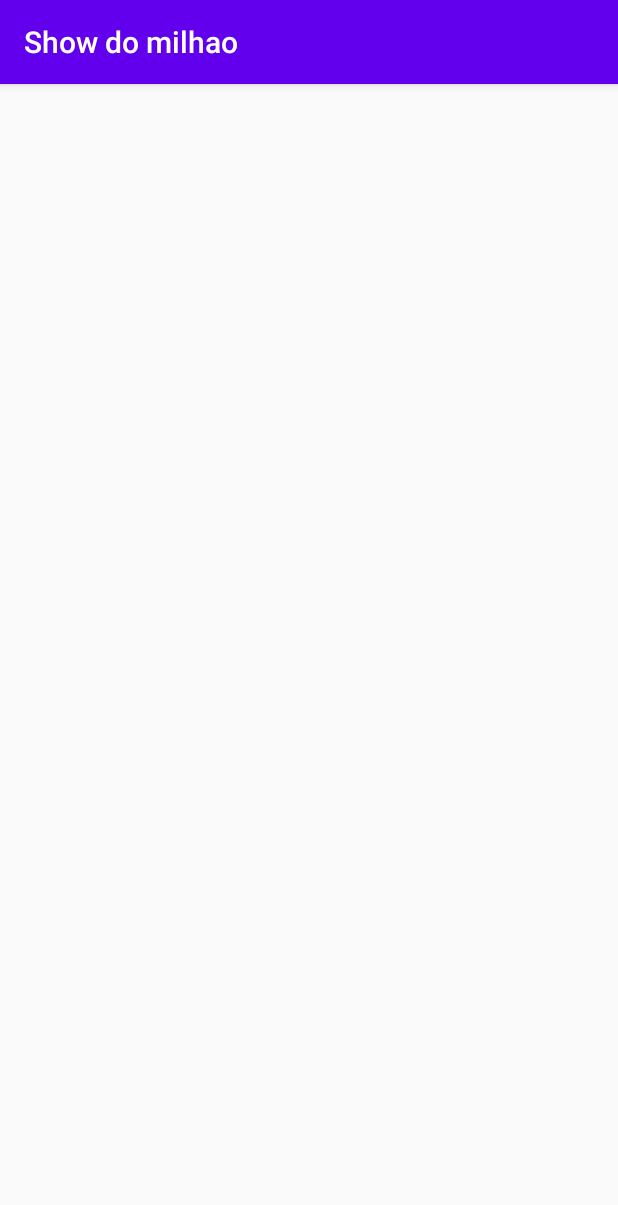
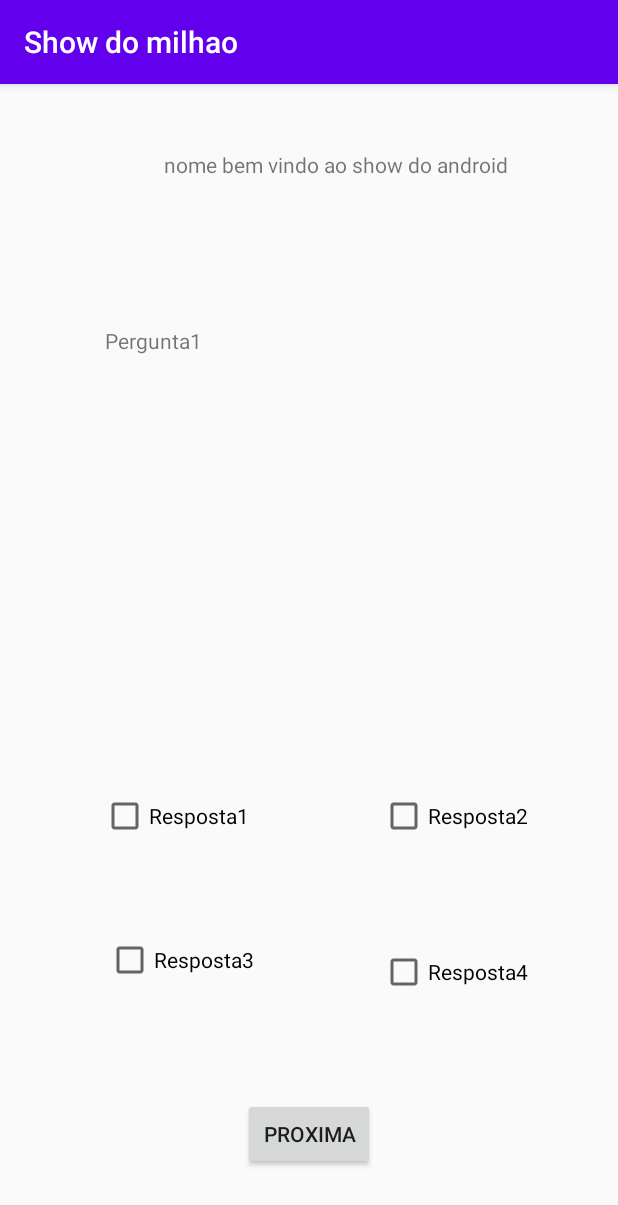
Before and after one commit to SauloOliveira358/Show-do-Android, an Android app: the Quiz screen opened directly, with no data from a screen before it, on a phone screen of 412 x 824 dp. Shown: the top 1205 px of the screen. Run offline under Robolectric (Android 15) with nearby library versions, the phone set to English and light mode, and no system bars.

Commit message:
Comecei a mecher nas perguntas apenas backend , tem uns negocio em teste que deixei tipo em cima do nome bem vindo se acertar fica aparecendo numero.

```diff
--- a/app/src/main/java/com/example/showdomilhao/Quiz.java
+++ b/app/src/main/java/com/example/showdomilhao/Quiz.java
@@ -2,12 +2,110 @@ package com.example.showdomilhao;
 
 import android.support.v7.app.AppCompatActivity;
 import android.os.Bundle;
+import android.view.View;
+import android.widget.Button;
+import android.widget.CheckBox;
+import android.widget.TextView;
 
 public class Quiz extends AppCompatActivity {
+private TextView bemVindo,pergunta;
+private CheckBox resposta1,resposta2,resposta3,resposta4;
+private Button proxima_Pergunta;
+private boolean checkBoxTexto;
+private int pontuação;
 
+private String []  Perguntas = {
+        "Pergunta1",
+        "Pergunta2",
+        "Pergunta3",
+};
+
+private String[][] Respostas = {
+        {"Resposta1","Resposta2","Resposta3","Resposta4"},
+        {"Resposta1","Resposta2","Resposta3","Resposta4"},
+        {"Resposta1","Resposta2","Resposta3","Resposta4"},
+};
+
+private int [] respostaCerta = {1,2,0};
+private int respostaSelecionada;
+private int perguntaAtual = 0;
     @Override
     protected void onCreate(Bundle savedInstanceState) {
         super.onCreate(savedInstanceState);
         setContentView(R.layout.activity_quiz);
+        bemVindo = findViewById(R.id.IdTextViewShowdoAndroid);
+        pergunta = findViewById(R.id.IdTextViewPergunta);
+        resposta1 = findViewById(R.id.IdCheckboxResposta1);
+        resposta2 = findViewById(R.id.IdCheckboxResposta2);
+        resposta3 = findViewById(R.id.IdCheckboxResposta3);
+        resposta4 = findViewById(R.id.IdCheckboxResposta4);
+
+        carregar_Perguntas();
+        proxima_Pergunta = findViewById(R.id.IdBtnProximaPergunta);
+
+        View.OnClickListener clique = new View.OnClickListener() {
+            @Override
+            public void onClick(View v) {
+                CheckBox clicou = (CheckBox) v;
+                //os ifs pega  cada resposta a qual clicou
+                // e atribu um valor a variavel resposta Selecionada
+                if(v == resposta1)respostaSelecionada = 0;
+                if(v == resposta2)respostaSelecionada = 1;
+                if(v == resposta3)respostaSelecionada = 2;
+                if(v == resposta4)respostaSelecionada = 3;
+                resposta1.setChecked(false);
+                resposta2.setChecked(false);
+                resposta3.setChecked(false);
+                resposta4.setChecked(false);
+
+                clicou.setChecked(true);
+                checkBoxTexto = true;       //pra pegar se selecionao e nao pular
+            }
+        };
+
+        resposta1.setOnClickListener(clique);
+        resposta2.setOnClickListener(clique);
+        resposta3.setOnClickListener(clique);
+        resposta4.setOnClickListener(clique);
+
+        //botao proxima pergunta
+        proxima_Pergunta.setOnClickListener(new View.OnClickListener() {
+            @Override
+            public void onClick(View v) {
+                acertoErro();
+                if(checkBoxTexto == true){
+                    perguntaAtual++;
+                    carregar_Perguntas();
+                    //bloco para tirar o clique que fica no check box
+                    resposta1.setChecked(false);
+                    resposta2.setChecked(false);
+                    resposta3.setChecked(false);
+                    resposta4.setChecked(false);
+                    //fim do bloco
+                }
+            }
+        }); // fim do botao proxima pergunta
+
+
     }
+        //Carregar as perguntas de forma altomatica
+    public void carregar_Perguntas(){
+        pergunta.setText(Perguntas[perguntaAtual]);
+        resposta1.setText(Respostas[perguntaAtual][0]);
+        resposta2.setText(Respostas[perguntaAtual][1]);
+        resposta3.setText(Respostas[perguntaAtual][2]);
+        resposta4.setText(Respostas[perguntaAtual][3]);
+
+    }//fim metodo carregar_Perguntas
+
+    //metodo de acerto e erro
+    public void acertoErro(){
+        if(respostaSelecionada == respostaCerta[perguntaAtual]){
+            pontuação++;
+            String Stringpontuação = String.valueOf(pontuação);
+            bemVindo.setText(bemVindo.getText().toString() + " " + Stringpontuação);
+        }
+    }
+
+
 }
--- a/app/src/main/res/layout/activity_quiz.xml
+++ b/app/src/main/res/layout/activity_quiz.xml
@@ -6,4 +6,81 @@
     android:layout_height="match_parent"
     tools:context=".Quiz">
 
+    <TextView
+        android:id="@+id/IdTextViewPergunta"
+        android:layout_width="0dp"
+        android:layout_height="107dp"
+        android:layout_marginStart="70dp"
+        android:layout_marginTop="161dp"
+        android:layout_marginEnd="70dp"
+        android:text="Pergunta"
+        app:layout_constraintEnd_toEndOf="parent"
+        app:layout_constraintStart_toStartOf="parent"
+        app:layout_constraintTop_toTopOf="parent" />
+
+    <CheckBox
+        android:id="@+id/IdCheckboxResposta1"
+        android:layout_width="wrap_content"
+        android:layout_height="wrap_content"
+        android:layout_marginStart="67dp"
+        android:layout_marginBottom="256dp"
+        android:minHeight="48dp"
+        android:text="CheckBox"
+        app:layout_constraintBottom_toBottomOf="parent"
+        app:layout_constraintStart_toStartOf="parent" />
+
+    <CheckBox
+        android:id="@+id/IdCheckboxResposta2"
+        android:layout_width="wrap_content"
+        android:layout_height="wrap_content"
+        android:minHeight="48dp"
+        android:text="CheckBox"
+        app:layout_constraintBaseline_toBaselineOf="@+id/IdCheckboxResposta1"
+        app:layout_constraintEnd_toEndOf="@+id/IdCheckboxResposta4"
+        app:layout_constraintStart_toStartOf="@+id/IdCheckboxResposta4" />
+
+    <CheckBox
+        android:id="@+id/IdCheckboxResposta3"
+        android:layout_width="wrap_content"
+        android:layout_height="wrap_content"
+        android:layout_marginStart="3dp"
+        android:layout_marginTop="48dp"
+        android:minHeight="48dp"
+        android:text="CheckBox"
+        app:layout_constraintStart_toStartOf="@+id/IdCheckboxResposta1"
+        app:layout_constraintTop_toBottomOf="@+id/IdCheckboxResposta1" />
+
+    <CheckBox
+        android:id="@+id/IdCheckboxResposta4"
+        android:layout_width="wrap_content"
+        android:layout_height="wrap_content"
+        android:layout_marginTop="64dp"
+        android:layout_marginEnd="60dp"
+        android:layout_marginBottom="68dp"
+        android:minHeight="48dp"
+        android:text="CheckBox"
+        app:layout_constraintBottom_toTopOf="@+id/IdBtnProximaPergunta"
+        app:layout_constraintEnd_toEndOf="parent"
+        app:layout_constraintTop_toBottomOf="@+id/IdCheckboxResposta2" />
+
+    <Button
+        android:id="@+id/IdBtnProximaPergunta"
+        android:layout_width="wrap_content"
+        android:layout_height="wrap_content"
+        android:layout_marginBottom="44dp"
+        android:text="Proxima"
+        app:layout_constraintBottom_toBottomOf="parent"
+        app:layout_constraintEnd_toEndOf="parent"
+        app:layout_constraintStart_toStartOf="parent" />
+
+    <TextView
+        android:id="@+id/IdTextViewShowdoAndroid"
+        android:layout_width="wrap_content"
+        android:layout_height="wrap_content"
+        android:layout_marginTop="44dp"
+        android:layout_marginEnd="73dp"
+        android:text="nome bem vindo ao show do android"
+        app:layout_constraintEnd_toEndOf="parent"
+        app:layout_constraintTop_toTopOf="parent" />
+
 </android.support.constraint.ConstraintLayout>
```
